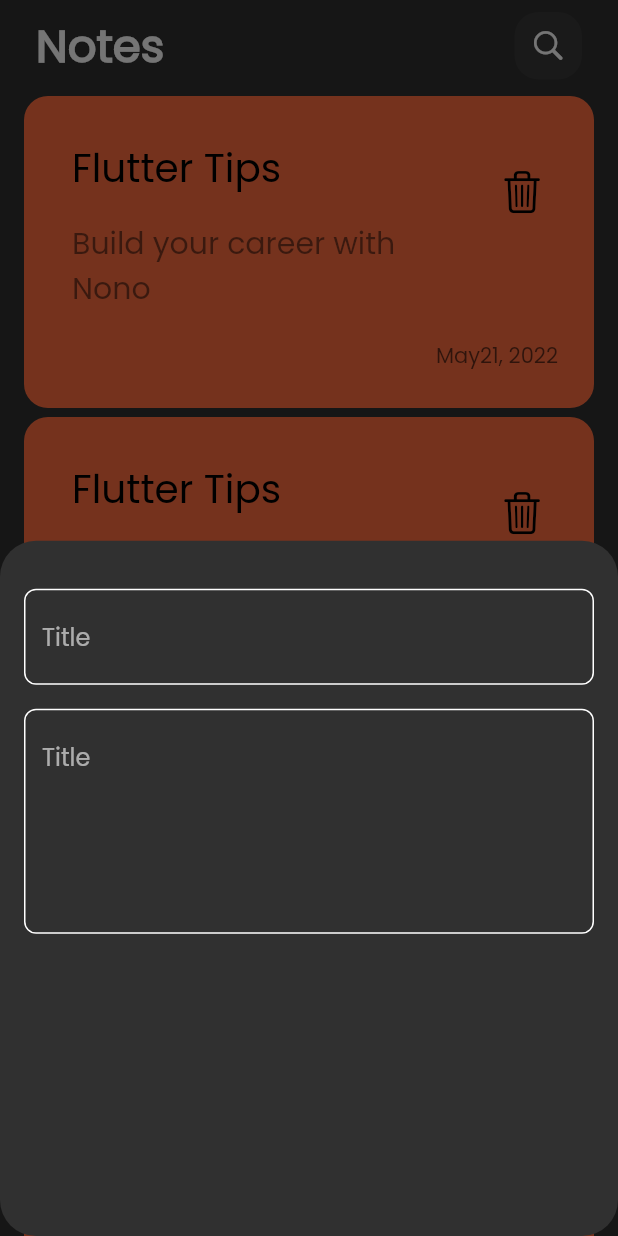
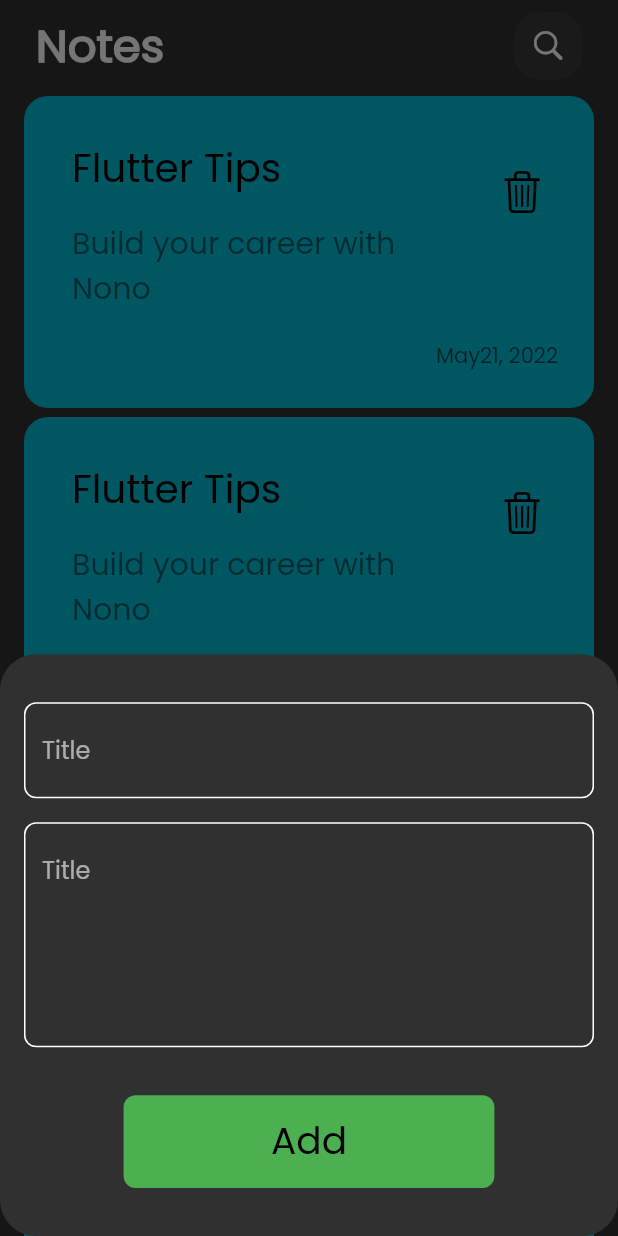
Before and after one commit to Norhan-127/notesApp, a Flutter app: the screen it shows after launch, after a tap on an icon or button, on a phone screen of 412 x 824 dp. Run offline on Flutter 3.47's test engine with Material 2 defaults, Android fonts, the phone set to English and light mode, and no system bars; our stand-ins replace hive, hive_flutter; accounts and stored records are empty.

```diff
--- a/lib/views/widgets/CustomNoteitem.dart
+++ b/lib/views/widgets/CustomNoteitem.dart
@@ -4,12 +4,7 @@ import 'package:notes_app/views/edit_note_view.dart';
 
 class NoteItem extends StatelessWidget {
   const NoteItem({Key? key}) : super(key: key);
-  final itemColor = const [
-    Colors.amberAccent,
-    Colors.deepOrange,
-    Colors.brown,
-    Colors.deepOrangeAccent,
-  ];
+
 
   @override
   Widget build(BuildContext context) {
@@ -23,7 +18,7 @@ class NoteItem extends StatelessWidget {
         margin: const EdgeInsets.symmetric(vertical: 3),
         padding: const EdgeInsets.only(top: 24, bottom: 24, left: 16, right: 8),
         decoration: BoxDecoration(
-          color: itemColor[3],
+          color: Colors.cyan,
           borderRadius: BorderRadius.circular(16.0),
         ),
         child: Column(
--- a/lib/views/widgets/add_note_bottom_sheet.dart
+++ b/lib/views/widgets/add_note_bottom_sheet.dart
@@ -1,4 +1,5 @@
 import 'package:flutter/material.dart';
+import 'package:notes_app/views/widgets/custom_botton.dart';
 import 'package:notes_app/views/widgets/custom_text_field.dart';
 
 class AddNoteBottomSheet extends StatelessWidget {
@@ -6,14 +7,66 @@ class AddNoteBottomSheet extends StatelessWidget {
 
   @override
   Widget build(BuildContext context) {
-    return Padding(
-      padding: const EdgeInsets.symmetric(horizontal: 16),
+    return const Padding(
+        padding: EdgeInsets.symmetric(horizontal: 16),
+        child: SingleChildScrollView(
+          child: AddNoteForm(),
+        ));
+  }
+}
+
+class AddNoteForm extends StatefulWidget {
+  const AddNoteForm({Key? key}) : super(key: key);
+
+  @override
+  State<AddNoteForm> createState() => _AddNoteFormState();
+}
+
+class _AddNoteFormState extends State<AddNoteForm> {
+  final GlobalKey<FormState> _key = GlobalKey();
+  AutovalidateMode _autoValidateMode = AutovalidateMode.disabled;
+  String? title, subtitle;
+
+  @override
+  Widget build(BuildContext context) {
+    return Form(
+      key: _key,
+      autovalidateMode: _autoValidateMode,
       child: Column(
-        children:  const [
-          SizedBox(height: 32,),
-          CustomTextField(hint: 'Title',),
-          SizedBox(height: 16,),
-          CustomTextField(hint: 'Content',maxLines: 5,),
+        children: [
+          const SizedBox(
+            height: 32,
+          ),
+          CustomTextField(
+            onSaved: (value) {
+              title = value;
+            },
+            hint: 'Title',
+          ),
+          const SizedBox(
+            height: 16,
+          ),
+          CustomTextField(
+            onSaved: (value) {
+              subtitle = value;
+            },
+            hint: 'Content',
+            maxLines: 5,
+          ),
+          const SizedBox(
+            height: 32,
+          ),
+          CustomButton(onTap: () {
+            if (_key.currentState!.validate()) {
+              _key.currentState!.save();
+            } else {
+              _autoValidateMode = AutovalidateMode.always;
+              setState(() {});
+            }
+          }),
+          const SizedBox(
+            height: 32,
+          ),
         ],
       ),
     );
--- /dev/null
+++ b/lib/views/widgets/custom_botton.dart
@@ -0,0 +1,25 @@
+import 'package:flutter/material.dart';
+
+class CustomButton extends StatelessWidget {
+  const CustomButton({Key? key, this.onTap}) : super(key: key);
+  final void Function()? onTap;
+  @override
+  Widget build(BuildContext context) {
+    return GestureDetector(
+      onTap: onTap,
+      child: Container(
+        width: MediaQuery.of(context).size.width * 0.6,
+        height: MediaQuery.of(context).size.width * 0.15,
+        decoration: BoxDecoration(
+          color: Colors.green,
+          borderRadius: BorderRadius.circular(8),
+        ),
+        child: const Center(
+            child: Text(
+          'Add',
+          style: TextStyle(fontSize: 25, color: Colors.black),
+        )),
+      ),
+    );
+  }
+}
--- a/lib/views/widgets/custom_text_field.dart
+++ b/lib/views/widgets/custom_text_field.dart
@@ -1,12 +1,22 @@
 import 'package:flutter/material.dart';
 
 class CustomTextField extends StatelessWidget {
-  const CustomTextField({Key? key,required this.hint,this.maxLines=1}) : super(key: key);
+  const CustomTextField({Key? key,required this.hint,this.maxLines=1, this.onSaved}) : super(key: key);
   final String hint;
   final int maxLines;
+  final void Function(String?)? onSaved;
   @override
   Widget build(BuildContext context) {
-    return  TextField(
+    return  TextFormField(
+      onSaved: onSaved,
+      validator: (value){
+        if(value?.isEmpty ?? true){
+          return 'Field is required';
+        }
+        else {
+          return null;
+        }
+      },
       maxLines: maxLines,
       cursorColor: Colors.green,
       decoration: InputDecoration(
```
Also changed, not shown: lib/utilities/constants.dart (line endings or trailing spaces), 3 other files.
